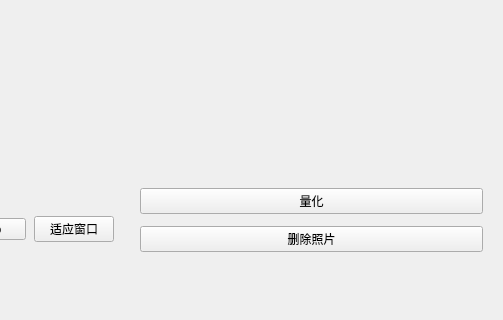
Old version of the form mainwindow.ui in the repository Potato-Hui/QT; both pictures show x 777 to 1280 and y 400 to 720 of the 1280 by 720 pixel window.
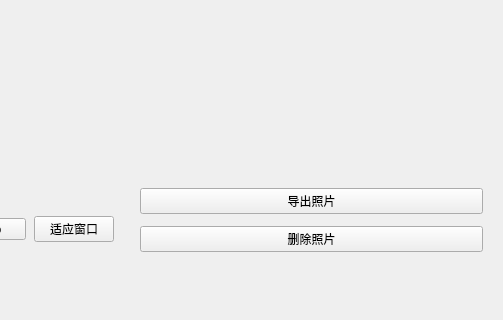
New version of the form.

Commit message: 添加了一个.SH文件

Diff of the .ui file:
```diff
--- a/mainwindow.ui
+++ b/mainwindow.ui
@@ -927,7 +927,7 @@
             <item>
              <widget class="QPushButton" name="exportPhotoButton">
               <property name="text">
-               <string>量化</string>
+               <string>导出照片</string>
               </property>
               <property name="primaryBlue" stdset="0">
                <bool>true</bool>
```
Left out of the diff: 67 changed lines with no effect on the pictures. The commit also changes 2 other files.
